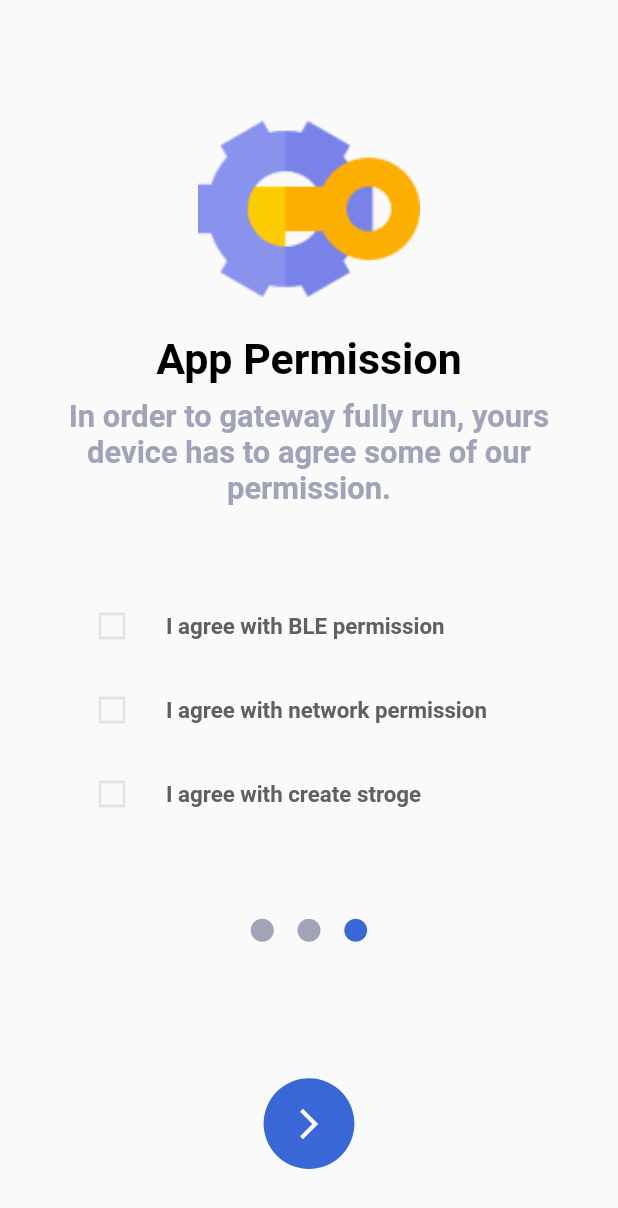
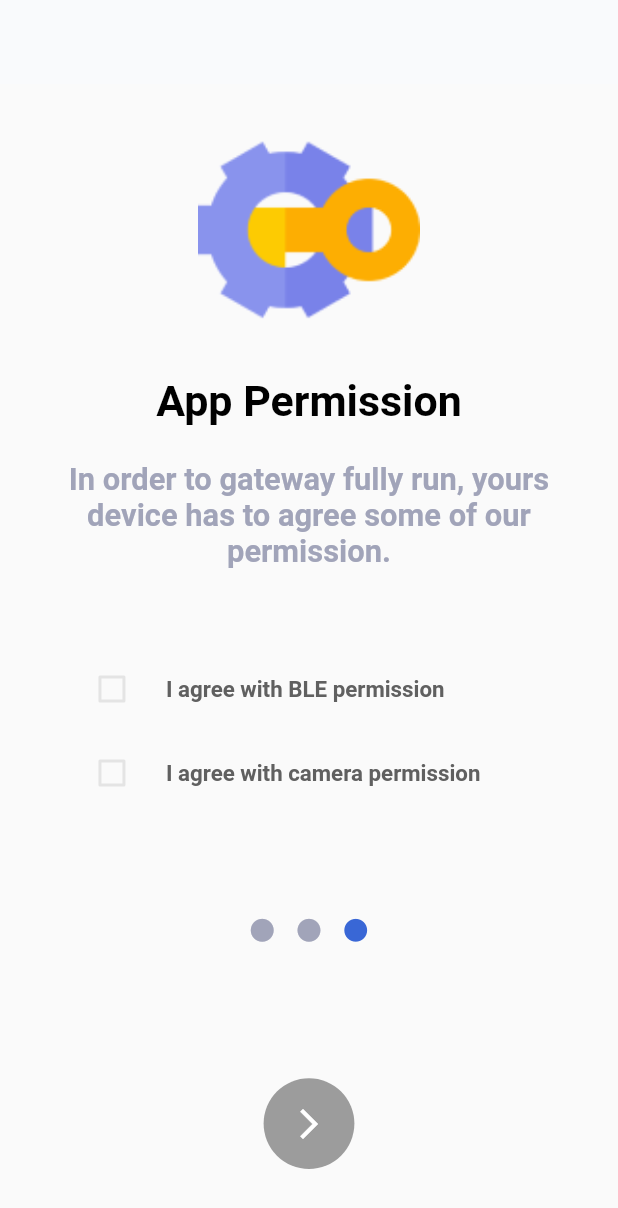
Before and after one commit to GDSC-HSU/gateway, a Flutter app: the screen it shows after launch, swiped to page 3, on a phone screen of 412 x 824 dp. Shown: the top 1208 px of the screen. Run offline on Flutter 3.47's test engine with Material 2 defaults, Android fonts, the phone set to English and light mode, and no system bars; our stand-ins replace bloc, bot_toast, connectivity, easy_localization, equatable, flutter_bloc and 3 more; missing offline and left inert: flutter_reactive_ble; statements that could not run were skipped.

Commit message:
config permission

```diff
--- a/lib/app.dart
+++ b/lib/app.dart
@@ -1,3 +1,4 @@
+import 'package:bot_toast/bot_toast.dart';
 import 'package:easy_localization/easy_localization.dart';
 import 'package:flutter/material.dart';
 import 'package:flutter_screenutil/flutter_screenutil.dart';
@@ -6,6 +7,7 @@ import 'package:gateway/config/routes/routing.dart';
 import 'package:gateway/config/themes/gateway_color.dart';
 import 'package:gateway/screens/setup_screen/setup_screen.dart';
 import 'package:gateway/screens/test/test_page.dart';
+import 'package:gateway/utils/network_status.dart';
 
 import 'di/di.dart';
 import 'di/di_repository.dart';
@@ -38,6 +40,7 @@ class App extends StatelessWidget {
             //home: SetupScreen(),
           ),
         ),
-    ));
+      ),
+    );
   }
 }
--- a/lib/config/themes/gateway_color.dart
+++ b/lib/config/themes/gateway_color.dart
@@ -9,4 +9,6 @@ class GatewayColors {
   static const Color dividerColorLight = Color(0xFFF2F2F2);
   static const Color bgButtonColorHaveBorder = Color(0xFFDDE7FF);
   static const Color outLineCheckBox = Color(0xFFE4E4E4);
+  static const Color blur_background = Color(0x800D0D0D);
+  static const Color inactive_white = Color(0xBFFFFFFF);
 }
--- a/lib/screens/introduction_screen/introduction_screen.dart
+++ b/lib/screens/introduction_screen/introduction_screen.dart
@@ -19,8 +19,8 @@ class _IntroductionScreenState extends State<IntroductionScreen> {
   PageController _pageController = PageController(initialPage: 0);
   bool valuePolicy = false;
   bool valueBle = false;
-  bool valueNetwork = false;
-  bool valueStroge = false;
+  bool valueCamera = false;
+  //bool valueStroge = false;
   bool isLastPage = false;
   int _initialIndex = 0;
 
@@ -193,35 +193,17 @@ class _IntroductionScreenState extends State<IntroductionScreen> {
                             activeColor: GatewayColors.buttonBgLight,
                             controlAffinity: ListTileControlAffinity.leading,
                             title: Text(
-                              'I agree with network permission',
+                              'I agree with camera permission',
                               style: TextStyle(
                                 color: GatewayColors.textPermissionBgLight,
                                 fontWeight: FontWeight.w600,
                                 fontSize: 13.sp,
                               ),
                             ),
-                            value: valueNetwork,
+                            value: valueCamera,
                             onChanged: (bool? value) {
                               setState(() {
-                                valueNetwork = value!;
-                              });
-                            },
-                          ),
-                          CheckboxListTile(
-                            activeColor: GatewayColors.buttonBgLight,
-                            controlAffinity: ListTileControlAffinity.leading,
-                            title: Text(
-                              'I agree with create stroge',
-                              style: TextStyle(
-                                color: GatewayColors.textPermissionBgLight,
-                                fontWeight: FontWeight.w600,
-                                fontSize: 13.sp,
-                              ),
-                            ),
-                            value: valueStroge,
-                            onChanged: (bool? value) {
-                              setState(() {
-                                valueStroge = value!;
+                                valueCamera = value!;
                               });
                             },
                           ),
@@ -252,7 +234,9 @@ class _IntroductionScreenState extends State<IntroductionScreen> {
             InkWell(
               onTap: () {
                 if (isLastPage) {
-                  Navigator.pushReplacementNamed(context, AppRouting.setup);
+                  if (valueBle == true && valueCamera == true) {
+                    Navigator.pushReplacementNamed(context, AppRouting.setup);
+                  }
                 }
                 _pageController.nextPage(
                     duration: const Duration(
@@ -263,10 +247,17 @@ class _IntroductionScreenState extends State<IntroductionScreen> {
               child: Container(
                 width: 47.h,
                 height: 47.h,
-                decoration: BoxDecoration(
-                  color: GatewayColors.buttonBgLight,
-                  shape: BoxShape.circle,
-                ),
+                decoration: isLastPage
+                    ? BoxDecoration(
+                        color: valueBle == true && valueCamera == true
+                            ? GatewayColors.buttonBgLight
+                            : GatewayColors.disablebuttonBgLight,
+                        shape: BoxShape.circle,
+                      )
+                    : BoxDecoration(
+                        color: GatewayColors.buttonBgLight,
+                        shape: BoxShape.circle,
+                      ),
                 child: Icon(
                   Icons.arrow_forward_ios,
                   color: Colors.white,
--- a/pubspec.yaml
+++ b/pubspec.yaml
@@ -30,11 +30,13 @@ dependencies:
   rxdart: ^0.27.3
   flutter_reactive_ble: ^5.0.2
   easy_localization: ^3.0.0-dev.1
-  permission_handler: ^9.2.0
+  permission_handler: ^9.0.1
   flutter_screenutil: ^5.3.1
   http: ^0.13.4
   shared_preferences: ^2.0.13
   # url_launcher: ^6.0.20
+  connectivity: ^3.0.6
+  bot_toast: ^4.0.1
 
 dev_dependencies:
   flutter_test:
```
Also changed, not shown: lib/utils/network_status.dart (added, +131 -0 lines), pubspec.lock, 4 other files. Lines whose indentation alone changed are shown as unchanged.
